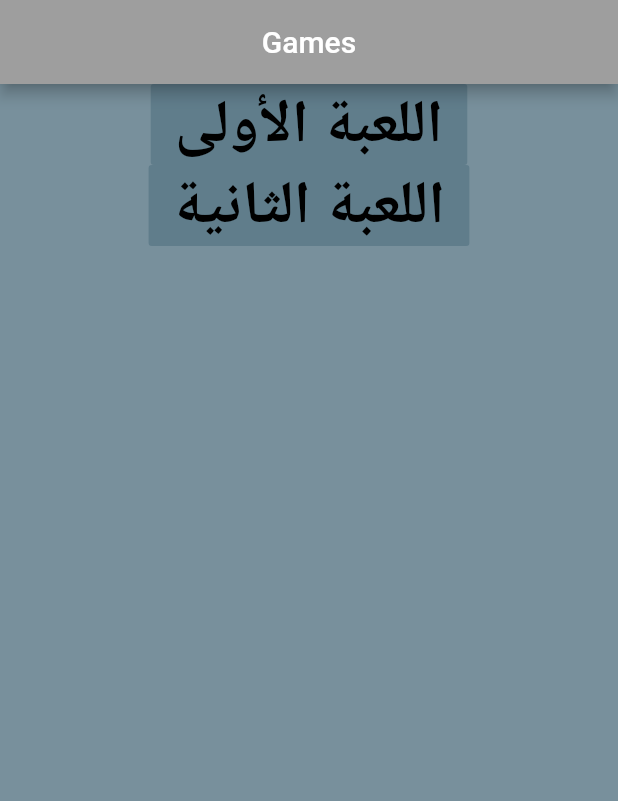
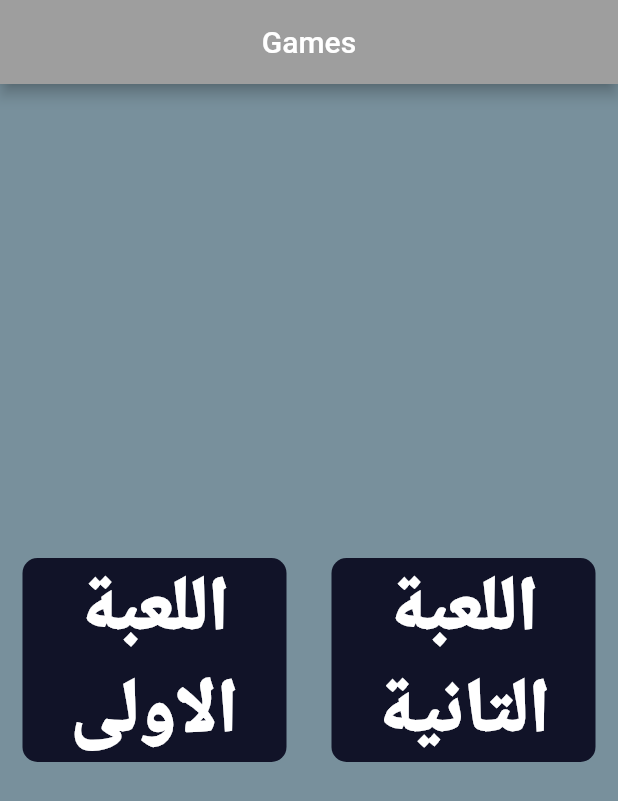
Before and after one commit to polakamal/kids_learning_game, a Flutter app: the screen it shows after launch, on a phone screen of 412 x 824 dp. Shown: the top 801 px of the screen. Run offline on Flutter 3.47's test engine with Material 2 defaults, Android fonts, the phone set to English and light mode, and no system bars; our stand-ins replace audioplayers, rflutter_alert.

Commit message:
uploading menu

```diff
--- a/lib/Home.dart
+++ b/lib/Home.dart
@@ -2,6 +2,8 @@ import 'dart:math';
 import 'package:rflutter_alert/rflutter_alert.dart';
 import 'package:flutter/material.dart';
 import 'emoji.dart';
+import 'package:audioplayers/audio_cache.dart';
+import 'package:audioplayers/audioplayers.dart';
 emoji emojis = emoji();
 class Home extends StatefulWidget {
   @override
@@ -13,6 +15,7 @@ class _HomeState extends State<Home> {
   final Map<String,String>choices = emojis.get_emoji();
   int index =0;
    int urscore=0;
+  final player = AudioCache();
   @override
   Widget build(BuildContext context) {
     return Scaffold(
@@ -91,6 +94,7 @@ class _HomeState extends State<Home> {
         index++;
        }else
          {
+           player.play('applause8.wav');
            emojis.next_Question();
            Score[element]= true;
            urscore++;
--- a/lib/main.dart
+++ b/lib/main.dart
@@ -25,47 +25,72 @@ class _mainscreenState extends State<mainscreen> {
         centerTitle: true,
         backgroundColor: Colors.grey,
       ),
-      body: new Column(
+        body: Center(
+          child: Row(
             children: [
-             Center(
-              child : FlatButton(
-             textColor: Colors.white,
-             color: Colors.blueGrey,
-               child: Text(
-              "اللعبة الأولى",
-              style: TextStyle(
-                fontWeight: FontWeight.bold,
-                color: Colors.black,
-                fontSize: 40.0,
+               Expanded(
+                 child: ReusableCard(
+                 colour: Color(0xFF111328),
+                 cardChild: Text("اللعبة الاولى", style: TextStyle( color: Colors.white, fontSize: 50.0,
+                   fontWeight: FontWeight.w900,
+
                      ),
+                   textAlign: TextAlign.center,
                  ),
-              onPressed: () {
+             onPress: (){
                    var router = new MaterialPageRoute(
       builder: (BuildContext context)=> Home());
        Navigator.of(context).push(router);
-              //The user picked true.
+
     },
-              )),
-          Center(
-               child : FlatButton(
-              textColor: Colors.white,
-              color: Colors.blueGrey,
-              child: Text(
-              "اللعبة الثانية",
-              style: TextStyle(
-                fontWeight: FontWeight.bold,
-                color: Colors.black,
-                fontSize: 40.0,
+
               ),
                ),
-              onPressed: (){
+              Expanded(
+                child: ReusableCard(
+
+                  colour: Color(0xFF111328),
+                  cardChild: Text("اللعبة التانية", style: TextStyle( color: Colors.white,fontSize: 50.0,
+                    fontWeight: FontWeight.w900,
+                  ),
+                    textAlign: TextAlign.center,
+                  ),
+
+                  onPress: (){
                     var router = new MaterialPageRoute(
                         builder: (BuildContext context)=> Quizzler());
                     Navigator.of(context).push(router);
+
                   },
+
                 ),
-    )
+              ),
             ],
+          ),
+        ),
+    );
+  }
+
+}
+
+class ReusableCard extends StatelessWidget {
+  ReusableCard({@required this.colour, this.cardChild, this.onPress});
+
+  final Color colour;
+  final Widget cardChild;
+  final Function onPress;
+
+  @override
+  Widget build(BuildContext context) {
+    return GestureDetector(
+      onTap: onPress,
+      child: Container(
+        child: cardChild,
+        margin: EdgeInsets.all(15.0),
+        decoration: BoxDecoration(
+          color: colour,
+          borderRadius: BorderRadius.circular(10.0),
+        ),
       ),
     );
   }
```
Also changed, not shown: pubspec.yaml (+4 -3 lines), pubspec.lock, 16 other files. Lines whose indentation alone changed are shown as unchanged.
